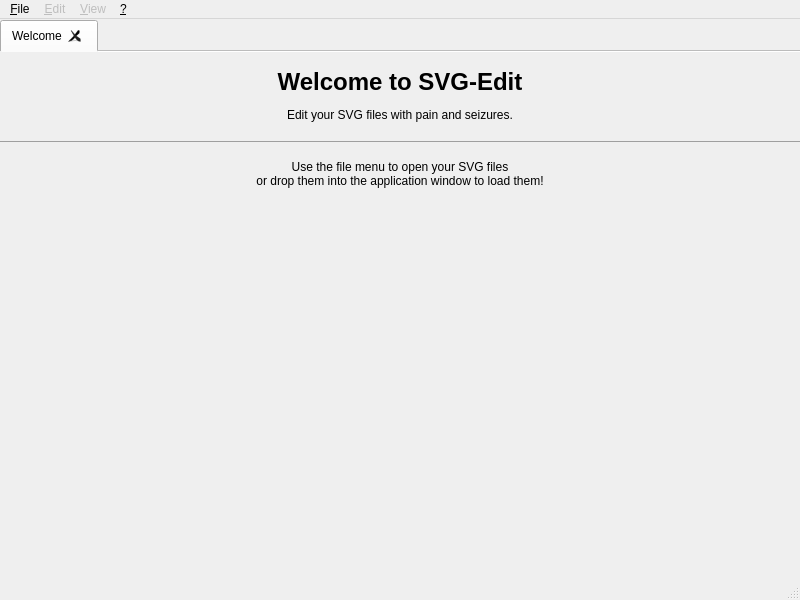
Before: the Qt Designer form mainwindow.ui in Salami555/uip-ex3-svg-edit, drawn with Qt 5.
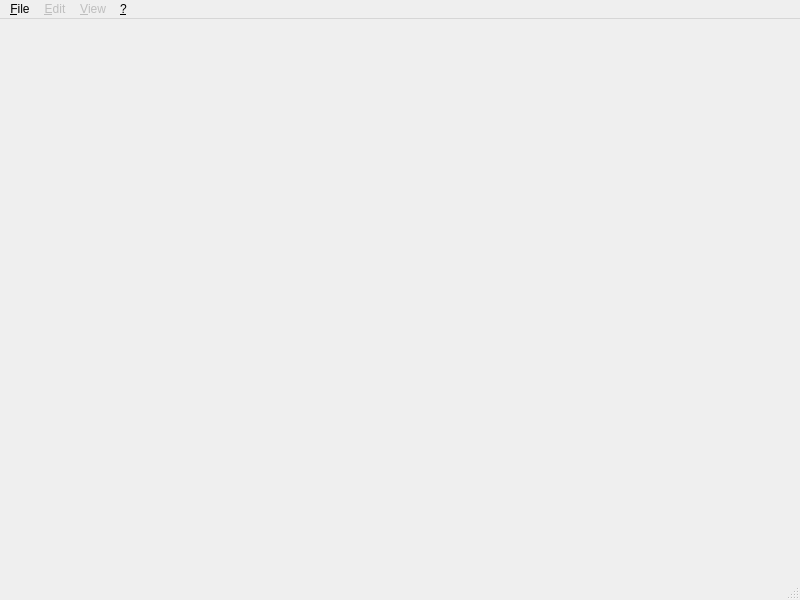
After: the same form once the commit is applied.

Commit message: welcome tab improvements - outsourcing, feature list, reopening

What changed in the file:
```diff
--- a/mainwindow.ui
+++ b/mainwindow.ui
@@ -56,58 +56,6 @@
       <property name="movable">
        <bool>true</bool>
       </property>
-      <widget class="QWidget" name="welcome">
-       <property name="sizePolicy">
-        <sizepolicy hsizetype="Expanding" vsizetype="Expanding">
-         <horstretch>0</horstretch>
-         <verstretch>0</verstretch>
-        </sizepolicy>
-       </property>
-       <attribute name="title">
-        <string>Welcome</string>
-       </attribute>
-       <layout class="QVBoxLayout" name="verticalLayout_2">
-        <property name="leftMargin">
-         <number>0</number>
-        </property>
-        <property name="topMargin">
-         <number>16</number>
-        </property>
-        <property name="rightMargin">
-         <number>0</number>
-        </property>
-        <property name="bottomMargin">
-         <number>0</number>
-        </property>
-        <item>
-         <widget class="QLabel" name="label">
-          <property name="sizePolicy">
-           <sizepolicy hsizetype="Expanding" vsizetype="Expanding">
-            <horstretch>0</horstretch>
-            <verstretch>0</verstretch>
-           </sizepolicy>
-          </property>
-          <property name="text">
-           <string>&lt;html&gt;
-&lt;head/&gt;
-&lt;body align=&quot;center&quot;&gt;
-&lt;h1&gt;Welcome to SVG-Edit&lt;/h1&gt;
-&lt;p&gt;Edit your SVG files with pain and seizures.&lt;/p&gt;
-&lt;hr/&gt;
-&lt;p&gt;Use the file menu to open your SVG files&lt;br/&gt;or drop them into the application window to load them!&lt;/p&gt;
-&lt;/body&gt;
-&lt;/html&gt;</string>
-          </property>
-          <property name="alignment">
-           <set>Qt::AlignLeading|Qt::AlignLeft|Qt::AlignTop</set>
-          </property>
-          <property name="margin">
-           <number>9</number>
-          </property>
-         </widget>
-        </item>
-       </layout>
-      </widget>
      </widget>
     </item>
    </layout>
```
Left out of the diff: 12 changed lines with no effect on the pictures. The commit also changes 5 other files.
